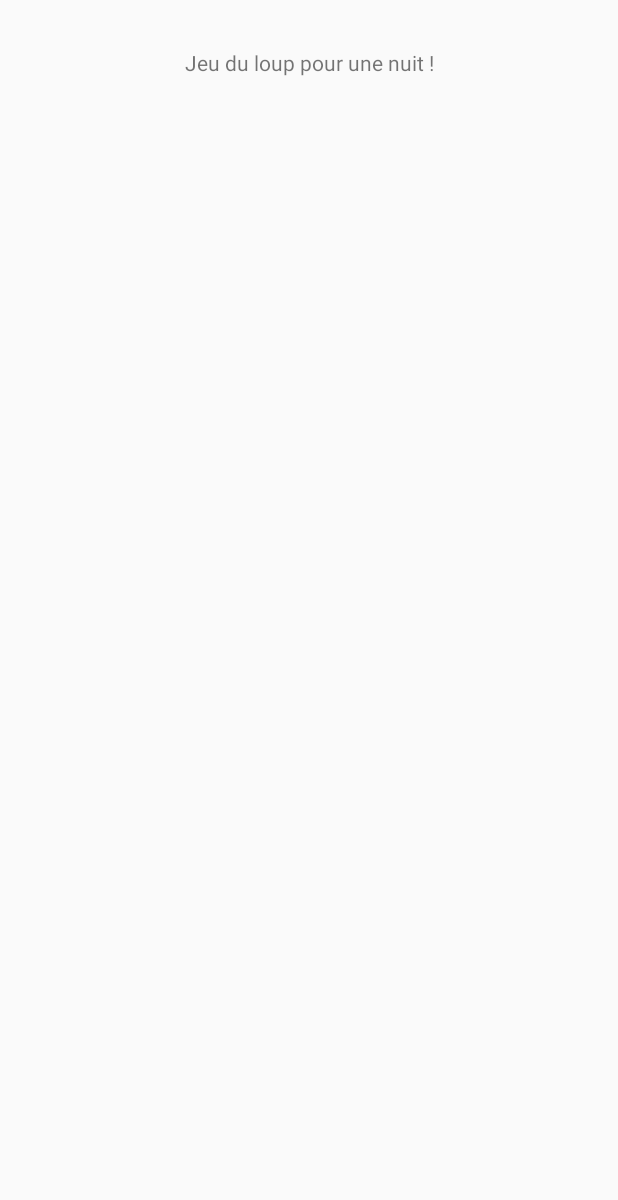
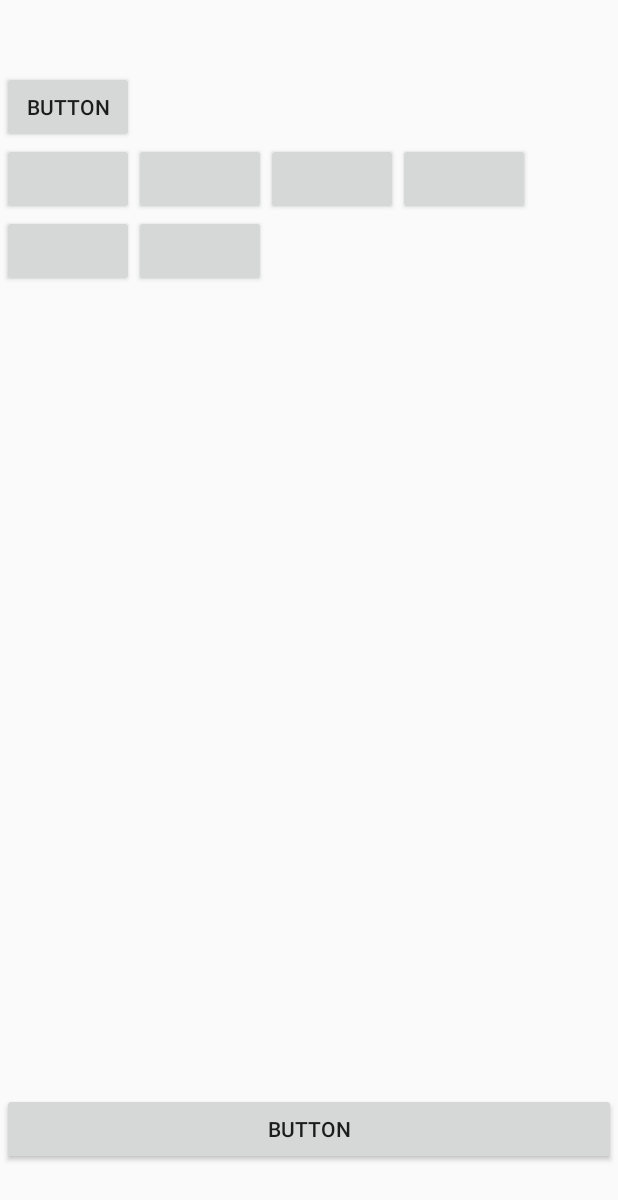
Before and after one commit to inesd16/loup, an Android app: the screen it shows after launch (MainActivity), on a phone screen of 412 x 824 dp. Before the commit the part shown is almost empty. Shown: the top 1200 px of the screen. Run offline under Robolectric (Android 15) with nearby library versions, the phone set to English and light mode, and no system bars.

Commit message:
Test add btton

```diff
--- a/app/build.gradle
+++ b/app/build.gradle
@@ -34,4 +34,5 @@ dependencies {
     testImplementation 'junit:junit:4.12'
     androidTestImplementation 'androidx.test.ext:junit:1.1.1'
     androidTestImplementation 'androidx.test.espresso:espresso-core:3.2.0'
+    implementation 'androidx.gridlayout:gridlayout:1.0.0'
 }
--- a/app/src/main/AndroidManifest.xml
+++ b/app/src/main/AndroidManifest.xml
@@ -1,5 +1,6 @@
 <?xml version="1.0" encoding="utf-8"?>
 <manifest xmlns:android="http://schemas.android.com/apk/res/android"
+    xmlns:tools="http://schemas.android.com/tools"
     package="com.example.loup">
 
     <application
@@ -10,8 +11,11 @@
         android:supportsRtl="true"
         android:theme="@style/AppTheme">
         <activity android:name=".MainActivity"
-            android:theme="@style/AppTheme.NoActionBaFullscreenr"
+            android:theme="@style/AppTheme.NoActionBaFullscreen"
+            android:screenOrientation="portrait"
+            tools:ignore="LockedOrientationActivity"
             >
+
 
             <intent-filter>
                 <action android:name="android.intent.action.MAIN" />
--- a/app/src/main/java/com/example/loup/MainActivity.kt
+++ b/app/src/main/java/com/example/loup/MainActivity.kt
@@ -2,11 +2,26 @@ package com.example.loup
 
 import androidx.appcompat.app.AppCompatActivity
 import android.os.Bundle
+import android.widget.Button
+import android.widget.TableLayout
+import kotlinx.android.synthetic.main.activity_main.*
 
 class MainActivity : AppCompatActivity() {
 
     override fun onCreate(savedInstanceState: Bundle?) {
         super.onCreate(savedInstanceState)
         setContentView(R.layout.activity_main)
+        val button_dynamic = Button(this)
+        val button_dynamic1 = Button(this)
+        val button_dynamic2 = Button(this)
+        val button_dynamic3 = Button(this)
+        val button_dynamic4 = Button(this)
+        val button_dynamic5 = Button(this)
+        grillePerso.addView(button_dynamic)
+        grillePerso.addView(button_dynamic1)
+        grillePerso.addView(button_dynamic2)
+        grillePerso.addView(button_dynamic3)
+        grillePerso.addView(button_dynamic4)
+        grillePerso.addView(button_dynamic5)
     }
 }
--- a/app/src/main/res/layout/activity_main.xml
+++ b/app/src/main/res/layout/activity_main.xml
@@ -6,14 +6,51 @@
     android:layout_height="match_parent"
     tools:context=".MainActivity">
 
-    <TextView
-        android:layout_width="wrap_content"
-        android:layout_height="wrap_content"
-        android:text="Jeu du loup pour une nuit !"
+    <LinearLayout
+        android:layout_width="409dp"
+        android:layout_height="729dp"
+        android:orientation="vertical"
         app:layout_constraintBottom_toBottomOf="parent"
-        app:layout_constraintLeft_toLeftOf="parent"
-        app:layout_constraintRight_toRightOf="parent"
-        app:layout_constraintTop_toTopOf="parent"
-        app:layout_constraintVertical_bias="0.04000002" />
+        app:layout_constraintEnd_toEndOf="parent"
+        app:layout_constraintStart_toStartOf="parent"
+        app:layout_constraintTop_toTopOf="parent">
 
+        <LinearLayout
+            android:layout_width="match_parent"
+            android:layout_height="wrap_content"
+            android:orientation="horizontal">
+
+            <HorizontalScrollView
+                android:layout_width="match_parent"
+                android:layout_height="match_parent">
+
+                <Button
+                    android:id="@+id/button4"
+                    android:layout_width="wrap_content"
+                    android:layout_height="match_parent"
+                    android:layout_weight="1"
+                    android:text="Button" />
+            </HorizontalScrollView>
+
+        </LinearLayout>
+
+        <androidx.gridlayout.widget.GridLayout
+            android:id="@+id/grillePerso"
+            android:layout_width="match_parent"
+            android:layout_height="match_parent"
+            android:layout_weight="5"
+            app:columnCount="4">
+
+        </androidx.gridlayout.widget.GridLayout>
+
+        <Button
+            android:id="@+id/button3"
+            android:layout_width="match_parent"
+            android:layout_height="wrap_content"
+            android:text="Button" />
+
+
+
+
+    </LinearLayout>
 </androidx.constraintlayout.widget.ConstraintLayout>
--- a/app/src/main/res/values/styles.xml
+++ b/app/src/main/res/values/styles.xml
@@ -7,7 +7,7 @@
         <item name="colorPrimaryDark">@color/colorPrimaryDark</item>
         <item name="colorAccent">@color/colorAccent</item>
     </style>
-    <style name="AppTheme.NoActionBaFullscreenr">
+    <style name="AppTheme.NoActionBaFullscreen">
         <!-- Customize your theme here. -->
         <item name="colorPrimary">@color/colorPrimary</item>
         <item name="colorPrimaryDark">@color/colorPrimaryDark</item>
```
